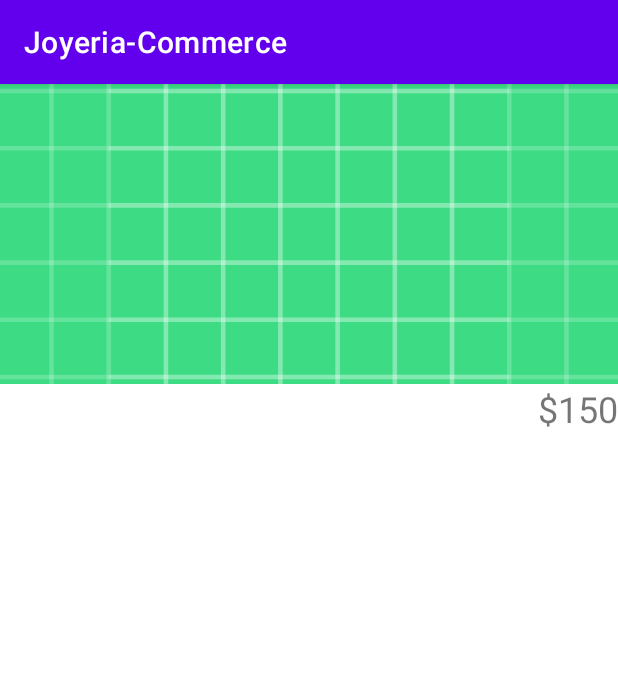
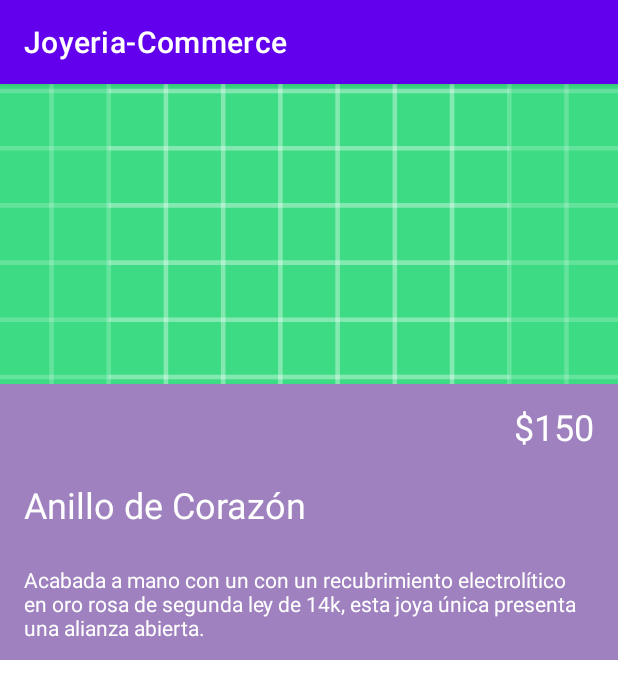
Before and after one commit to C3SC0-V4113/E-Commerce-Joyeria, an Android app: the ProductoDetalleActivity screen opened directly, with no data from a screen before it, on a phone screen of 412 x 824 dp. Shown: the top 699 px of the screen. Run offline under Robolectric (Android 15) with nearby library versions, the phone set to English and light mode, and no system bars.

Commit message:
Subiendo un poco más la calidad

```diff
--- a/app/src/main/res/layout/activity_producto_detalle.xml
+++ b/app/src/main/res/layout/activity_producto_detalle.xml
@@ -14,7 +14,8 @@
         app:layout_constraintStart_toStartOf="parent"
         app:layout_constraintTop_toTopOf="parent"
         app:layout_constraintEnd_toEndOf="parent"
-        android:scaleType="centerCrop"/>
+        android:scaleType="centerCrop"
+        android:contentDescription="Imagen de Producto" />
 
     <RelativeLayout
         android:id="@+id/rltv_lyt"
@@ -23,14 +24,45 @@
         app:layout_constraintEnd_toEndOf="parent"
         app:layout_constraintHorizontal_bias="0.0"
         app:layout_constraintStart_toStartOf="@+id/img_detalle"
-        app:layout_constraintTop_toBottomOf="@+id/img_detalle">
+        app:layout_constraintTop_toBottomOf="@+id/img_detalle"
+        android:background="#9E81BE">
 
         <TextView
+            android:id="@+id/precio"
             android:layout_width="wrap_content"
             android:layout_height="wrap_content"
             android:text="$150"
-            android:layout_alignParentRight="true"
-            android:textSize="24sp"/>
+            android:layout_alignParentEnd="true"
+            android:minHeight="42dp"
+            android:textSize="24sp"
+            android:layout_marginTop="12dp"
+            android:layout_marginEnd="16dp"
+            android:textColor="@color/white"/>
+        <TextView
+            android:id="@+id/titulo"
+            android:layout_below="@+id/precio"
+            android:layout_width="wrap_content"
+            android:layout_height="wrap_content"
+            android:text="Anillo de Corazón"
+            android:minHeight="32dp"
+            android:textSize="24sp"
+            android:layout_marginTop="10dp"
+            android:layout_marginHorizontal="16dp"
+            android:layout_marginBottom="12dp"
+            android:textColor="@color/white"/>
+
+        <TextView
+            android:id="@+id/descripcion"
+            android:layout_width="wrap_content"
+            android:layout_height="wrap_content"
+            android:layout_below="@+id/titulo"
+            android:layout_marginHorizontal="16dp"
+            android:layout_marginTop="12dp"
+            android:layout_marginBottom="12dp"
+            android:minHeight="32dp"
+            android:text="Acabada a mano con un con un recubrimiento electrolítico en oro rosa de segunda ley de 14k, esta joya única presenta una alianza abierta."
+            android:textColor="@color/white"
+            android:textSize="14sp" />
     </RelativeLayout>
 
 </androidx.constraintlayout.widget.ConstraintLayout>
```
